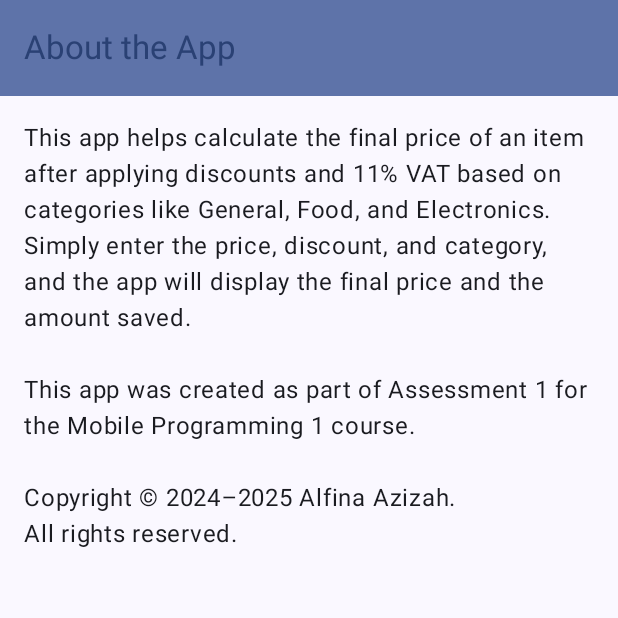
After one commit to alfinagithub/assessement-1-mobpro-1, an Android app built with Jetpack Compose: the AboutScreen screen opened through its navigation route, on a phone screen of 412 x 824 dp, the top half of it. The commit adds this screen. Run offline under Robolectric (Android 15) with nearby library versions, the phone set to English and light mode, and no system bars.

Commit message:
Membuat tampilan about

```diff
--- a/app/src/main/java/com/alfinaazizah0022/assessement1/navigation/NavGraph.kt
+++ b/app/src/main/java/com/alfinaazizah0022/assessement1/navigation/NavGraph.kt
@@ -5,6 +5,7 @@ import androidx.navigation.NavHostController
 import androidx.navigation.compose.NavHost
 import androidx.navigation.compose.composable
 import androidx.navigation.compose.rememberNavController
+import com.alfinaazizah0022.assessement1.ui.screen.AboutScreen
 import com.alfinaazizah0022.assessement1.ui.screen.MainScreen
 
 @Composable
@@ -16,5 +17,8 @@ fun SetupNavGraph(navController: NavHostController = rememberNavController()) {
         composable(route = Screen.Home.route) {
             MainScreen()
         }
+        composable(route = Screen.About.route) {
+            AboutScreen()
+        }
     }
 }
--- a/app/src/main/java/com/alfinaazizah0022/assessement1/navigation/Screen.kt
+++ b/app/src/main/java/com/alfinaazizah0022/assessement1/navigation/Screen.kt
@@ -2,4 +2,5 @@ package com.alfinaazizah0022.assessement1.navigation
 
 sealed class Screen(val route: String) {
     data object Home: Screen("mainScreen")
+    data object About: Screen("aboutScreen")
 }
--- /dev/null
+++ b/app/src/main/java/com/alfinaazizah0022/assessement1/ui/screen/AboutScreen.kt
@@ -0,0 +1,49 @@
+package com.alfinaazizah0022.assessement1.ui.screen
+
+import android.content.res.Configuration
+import androidx.compose.foundation.layout.padding
+import androidx.compose.material3.ExperimentalMaterial3Api
+import androidx.compose.material3.MaterialTheme
+import androidx.compose.material3.Scaffold
+import androidx.compose.material3.Text
+import androidx.compose.material3.TopAppBar
+import androidx.compose.material3.TopAppBarDefaults
+import androidx.compose.runtime.Composable
+import androidx.compose.ui.Modifier
+import androidx.compose.ui.res.stringResource
+import androidx.compose.ui.tooling.preview.Preview
+import androidx.compose.ui.unit.dp
+import com.alfinaazizah0022.assessement1.R
+import com.alfinaazizah0022.assessement1.ui.theme.Assessement1Theme
+
+@OptIn(ExperimentalMaterial3Api::class)
+@Composable
+fun AboutScreen() {
+    Scaffold (
+        topBar = {
+            TopAppBar(
+                title = {
+                    Text(text = stringResource(id = R.string.tentang_aplikasi))
+                },
+                colors = TopAppBarDefaults.mediumTopAppBarColors(
+                    containerColor = MaterialTheme.colorScheme.primaryContainer,
+                    titleContentColor = MaterialTheme.colorScheme.primary,
+                )
+            )
+        }
+    ){ innerPadding ->
+        Text(
+            text = stringResource(R.string.copyright),
+            modifier = Modifier.padding(innerPadding).padding(16.dp)
+        )
+    }
+}
+
+@Preview(showBackground = true)
+@Preview(uiMode = Configuration.UI_MODE_NIGHT_YES, showBackground = true)
+@Composable
+fun AboutScreenPreview() {
+    Assessement1Theme {
+        AboutScreen()
+    }
+}
```
